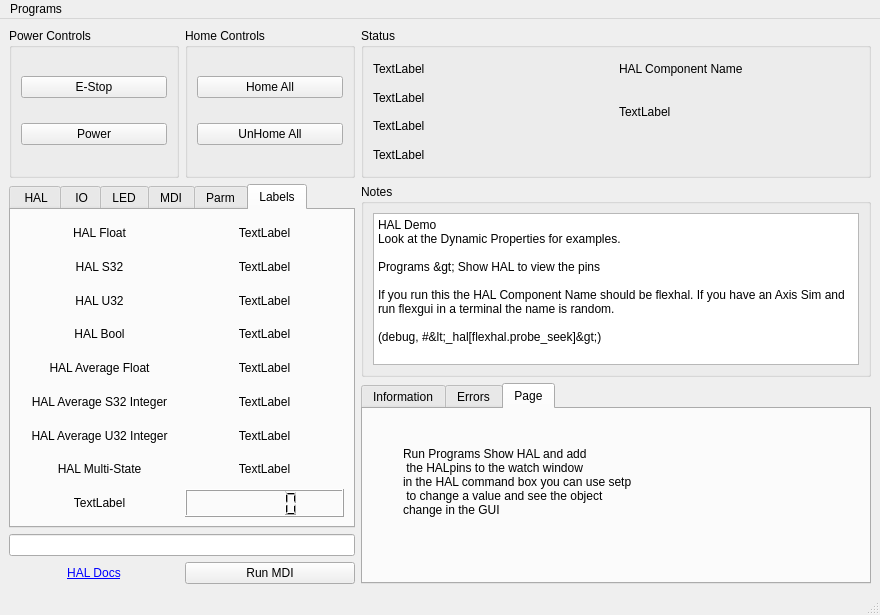
The window that examples/features/hal/hal.ui (jethornton/flexgui) describes before a commit, drawn with Qt 5.
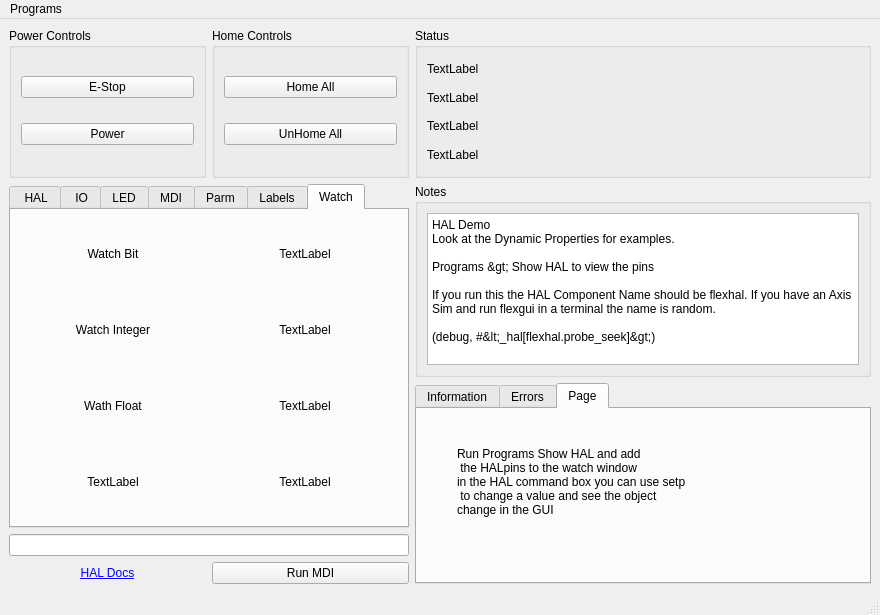
The same window after the commit.

What changed in the file:
```diff
--- a/examples/features/hal/hal.ui
+++ b/examples/features/hal/hal.ui
@@ -74,7 +74,7 @@
      <widget class="QGroupBox" name="groupBox_5">
       <property name="minimumSize">
        <size>
-        <width>500</width>
+        <width>0</width>
         <height>0</height>
        </size>
       </property>
@@ -82,23 +82,6 @@
        <string>Status</string>
       </property>
       <layout class="QGridLayout" name="gridLayout_6">
-       <item row="2" column="0">
-        <widget class="QLabel" name="task_mode_lb">
-         <property name="text">
-          <string>TextLabel</string>
-         </property>
-        </widget>
-       </item>
-       <item row="1" column="1" rowspan="2">
-        <widget class="QLabel" name="hal_comp_name_lb">
-         <property name="text">
-          <string>TextLabel</string>
-         </property>
-         <property name="wordWrap">
-          <bool>true</bool>
-         </property>
-        </widget>
-       </item>
        <item row="1" column="0">
         <widget class="QLabel" name="task_state_lb">
          <property name="text">
@@ -106,20 +89,6 @@
          </property>
         </widget>
        </item>
-       <item row="0" column="0">
-        <widget class="QLabel" name="interp_state_lb">
-         <property name="text">
-          <string>TextLabel</string>
-         </property>
-        </widget>
-       </item>
-       <item row="0" column="1">
-        <widget class="QLabel" name="label_7">
-         <property name="text">
-          <string>HAL Component Name</string>
-         </property>
-        </widget>
-       </item>
        <item row="3" column="0">
         <widget class="QLabel" name="motion_mode_lb">
          <property name="text">
@@ -127,6 +96,20 @@
          </property>
         </widget>
        </item>
+       <item row="2" column="0">
+        <widget class="QLabel" name="task_mode_lb">
+         <property name="text">
+          <string>TextLabel</string>
+         </property>
+        </widget>
+       </item>
+       <item row="0" column="0">
+        <widget class="QLabel" name="interp_state_lb">
+         <property name="text">
+          <string>TextLabel</string>
+         </property>
+        </widget>
+       </item>
       </layout>
      </widget>
     </item>
@@ -220,8 +203,14 @@
     </item>
     <item row="1" column="0" rowspan="2" colspan="2">
      <widget class="QTabWidget" name="tabWidget_3">
+      <property name="minimumSize">
+       <size>
+        <width>400</width>
+        <height>0</height>
+       </size>
+      </property>
       <property name="currentIndex">
-       <number>5</number>
+       <number>6</number>
       </property>
       <widget class="QWidget" name="tabWidget_3Page1">
        <attribute name="title">
@@ -1032,6 +1021,102 @@
         </item>
        </layout>
       </widget>
+      <widget class="QWidget" name="tab_8">
+       <attribute name="title">
+        <string>Watch</string>
+       </attribute>
+       <layout class="QGridLayout" name="gridLayout_12">
+        <item row="0" column="0">
+         <widget class="QLabel" name="label_7">
+          <property name="text">
+           <string>Watch Bit</string>
+          </property>
+          <property name="alignment">
+           <set>Qt::AlignCenter</set>
+          </property>
+         </widget>
+        </item>
+        <item row="0" column="1">
+         <widget class="QLabel" name="label_47">
+          <property name="text">
+           <string>TextLabel</string>
+          </property>
+          <property name="alignment">
+           <set>Qt::AlignCenter</set>
+          </property>
+          <property name="function" stdset="0">
+           <string>hal_watch_bit</string>
+          </property>
+         </widget>
+        </item>
+        <item row="1" column="0">
+         <widget class="QLabel" name="label_36">
+          <property name="text">
+           <string>Watch Integer</string>
+          </property>
+          <property name="alignment">
+           <set>Qt::AlignCenter</set>
+          </property>
+         </widget>
+        </item>
+        <item row="1" column="1">
+         <widget class="QLabel" name="label_48">
+          <property name="text">
+           <string>TextLabel</string>
+          </property>
+          <property name="alignment">
+           <set>Qt::AlignCenter</set>
+          </property>
+          <property name="function" stdset="0">
+           <string>hal_watch_int</string>
+          </property>
+         </widget>
+        </item>
+        <item row="2" column="0">
+         <widget class="QLabel" name="label_45">
+          <property name="text">
+           <string>Wath Float</string>
+          </property>
+          <property name="alignment">
+           <set>Qt::AlignCenter</set>
+          </property>
+         </widget>
+        </item>
+        <item row="2" column="1">
+         <widget class="QLabel" name="label_49">
+          <property name="text">
+           <string>TextLabel</string>
+          </property>
+          <property name="alignment">
+           <set>Qt::AlignCenter</set>
+          </property>
+          <property name="function" stdset="0">
+           <string>hal_watch_float</string>
+          </property>
+         </widget>
+        </item>
+        <item row="3" column="0">
+         <widget class="QLabel" name="label_46">
+          <property name="text">
+           <string>TextLabel</string>
+          </property>
+          <property name="alignment">
+           <set>Qt::AlignCenter</set>
+          </property>
+         </widget>
+        </item>
+        <item row="3" column="1">
+         <widget class="QLabel" name="label_50">
+          <property name="text">
+           <string>TextLabel</string>
+          </property>
+          <property name="alignment">
+           <set>Qt::AlignCenter</set>
+          </property>
+         </widget>
+        </item>
+       </layout>
+      </widget>
      </widget>
     </item>
     <item row="4" column="0">
```
